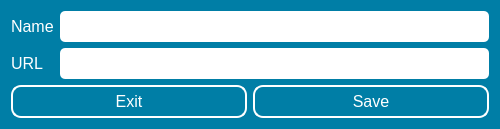
Qt form ui files/add_url.ui (daniel-deru/Runner2) before a commit.
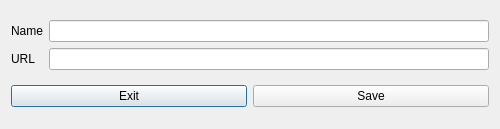
The same form after that commit.

Commit message: changed button size to accomodate different fonts. changed database to order notes.

Patch:
```diff
--- a/ui files/add_url.ui
+++ b/ui files/add_url.ui
@@ -2,6 +2,12 @@
 <ui version="4.0">
  <class>add_url_window</class>
  <widget class="QDialog" name="add_url_window">
+  <property name="windowModality">
+   <enum>Qt::WindowModal</enum>
+  </property>
+  <property name="enabled">
+   <bool>true</bool>
+  </property>
   <property name="geometry">
    <rect>
     <x>0</x>
@@ -26,33 +32,7 @@
    <string>Dialog</string>
   </property>
   <property name="styleSheet">
-   <string notr="true">QDialog {
-	background-color: #007EA6;
-}
-
-QLabel {
-	color: white;
-	font-size: 16px;
-}
-
-QPushButton {
-	color: white;
-	border: 2px solid white;
-	border-radius: 10px;
-	padding: 5px;
-	font-size: 16px;
-}
-
-QPushButton:pressed {
-	color: #007EA6;
-	background-color: white;
-}
-
-QLineEdit {
-	font-size: 16px;
-	padding: 5px;
-	border-radius: 5px;
-}</string>
+   <string notr="true"/>
   </property>
   <layout class="QVBoxLayout" name="verticalLayout">
    <item>
```
The commit also changes 32 other files.
